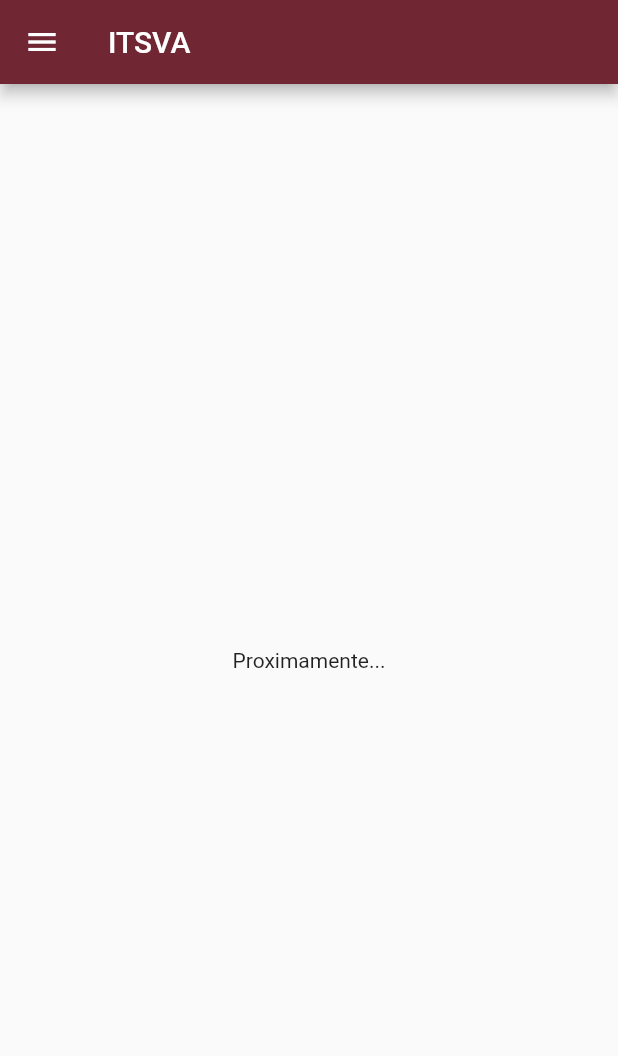
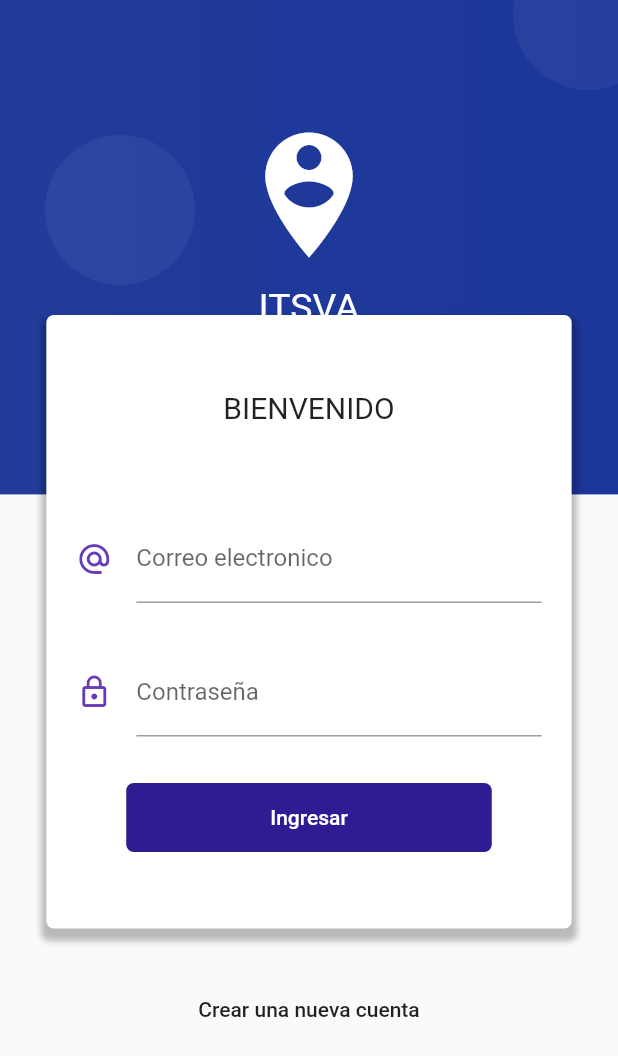
Before and after one commit to Marco-Chi-Castillo/app_flutter, a Flutter app: the screen it shows after launch, on a phone screen of 412 x 824 dp. Shown: the top 1056 px of the screen. Run offline on Flutter 3.47's test engine with Material 2 defaults, Android fonts, the phone set to English and light mode, and no system bars; our stand-ins replace image_picker, sqflite; accounts and stored records are empty; project files that could hold a hidden picture were left out.

Commit message:
Creacion de el login page y registro

```diff
--- a/lib/main.dart
+++ b/lib/main.dart
@@ -1,10 +1,11 @@
 import 'package:flutter/material.dart';
 import 'package:provider/provider.dart';
+import 'package:reservaciones_app/src/pages/login_page.dart';
 import 'package:reservaciones_app/src/providers/espacio_list_provider.dart';
 
 import 'package:reservaciones_app/src/routes/routes.dart';
 import 'package:reservaciones_app/src/utils/paletaColor_util.dart';
-import 'package:reservaciones_app/src/pages/error_page.dart';
+//import 'package:reservaciones_app/src/pages/error_page.dart';
 
 void main() => runApp(MyApp());
 
@@ -24,11 +25,11 @@ class MyApp extends StatelessWidget {
           }),
         ),
         debugShowCheckedModeBanner: false,
-        initialRoute: '/',
+        initialRoute: 'login',
         routes: getPages(),
         onGenerateRoute: (RouteSettings settings) {
           return MaterialPageRoute(
-              builder: (BuildContext context) => ErrorPage());
+              builder: (BuildContext context) => LoginPage());
         },
       ),
     );
--- /dev/null
+++ b/lib/src/pages/login_page.dart
@@ -0,0 +1,139 @@
+import 'package:flutter/material.dart';
+
+class LoginPage extends StatelessWidget {
+  @override
+  Widget build(BuildContext context) {
+    return Scaffold(
+        body: Stack(
+      children: <Widget>[_crearFondo(context), _loginForm(context)],
+    ));
+  }
+}
+
+Widget _loginForm(BuildContext context) {
+  final size = MediaQuery.of(context).size;
+  return SingleChildScrollView(
+      child: Column(children: <Widget>[
+    SafeArea(
+      child: Container(
+        height: 180.0,
+      ),
+    ),
+    Container(
+      width: size.width * 0.85,
+      margin: EdgeInsets.symmetric(vertical: 30.0),
+      padding: EdgeInsets.symmetric(vertical: 50.0),
+      decoration: BoxDecoration(
+          color: Colors.white,
+          borderRadius: BorderRadius.circular(5.0),
+          boxShadow: <BoxShadow>[
+            BoxShadow(
+                color: Colors.black26,
+                blurRadius: 3.0,
+                offset: Offset(0.0, 5.0),
+                spreadRadius: 3.0)
+          ]),
+      child: Column(
+        children: <Widget>[
+          Text("BIENVENIDO", style: TextStyle(fontSize: 20.0)),
+          SizedBox(height: 60.0),
+          _crearEmail(),
+          SizedBox(height: 30.0),
+          _crearPassword(),
+          SizedBox(height: 30.0),
+          _crearBoton(context)
+        ],
+      ),
+    ),
+    FlatButton(
+      child: Text('Crear una nueva cuenta'),
+      onPressed: () => Navigator.pushReplacementNamed(context, 'registro'),
+    ),
+    SizedBox(height: 100.0)
+  ]));
+}
+
+Widget _crearEmail() {
+  return Container(
+    padding: EdgeInsets.symmetric(horizontal: 20.0),
+    child: TextField(
+      keyboardType: TextInputType.emailAddress,
+      decoration: InputDecoration(
+        icon: Icon(Icons.alternate_email, color: Colors.deepPurple),
+        hintText: "example@tecnm.mx",
+        labelText: "Correo electronico",
+      ),
+    ),
+  );
+}
+
+Widget _crearPassword() {
+  return Container(
+    padding: EdgeInsets.symmetric(horizontal: 20.0),
+    child: TextField(
+      obscureText: true,
+      decoration: InputDecoration(
+        icon: Icon(Icons.lock_outline, color: Colors.deepPurple),
+        labelText: "Contraseña",
+      ),
+    ),
+  );
+}
+
+Widget _crearBoton(BuildContext context) {
+  return RaisedButton(
+    child: Container(
+        padding: EdgeInsets.symmetric(horizontal: 80.0, vertical: 15.0),
+        child: Text(
+          "Ingresar",
+        )),
+    shape: RoundedRectangleBorder(borderRadius: BorderRadius.circular(5.0)),
+    elevation: 0.0,
+    color: Colors.deepPurple[900],
+    textColor: Colors.white,
+    onPressed: () => Navigator.pushReplacementNamed(context, 'home'),
+  );
+}
+
+Widget _crearFondo(BuildContext context) {
+  final size = MediaQuery.of(context).size;
+
+  final fondoMorado = Container(
+    height: size.height * 0.4,
+    width: double.infinity,
+    decoration: BoxDecoration(
+        gradient: LinearGradient(colors: <Color>[
+      Color.fromRGBO(35, 60, 154, 1.0),
+      Color.fromRGBO(27, 54, 154, 1.0)
+    ])),
+  );
+
+  final circulo = Container(
+    width: 100.0,
+    height: 100.0,
+    decoration: BoxDecoration(
+        borderRadius: BorderRadius.circular(100.0),
+        color: Color.fromRGBO(255, 255, 255, 0.05)),
+  );
+
+  return Stack(
+    children: <Widget>[
+      fondoMorado,
+      Positioned(top: 90.0, left: 30.0, child: circulo),
+      Positioned(top: -40.0, right: -30.0, child: circulo),
+      Positioned(bottom: -50.0, right: -10.0, child: circulo),
+      Positioned(bottom: 120.0, right: 20.0, child: circulo),
+      Positioned(bottom: -50.0, right: -20.0, child: circulo),
+      Container(
+        padding: EdgeInsets.only(top: 80.0),
+        child: Column(
+          children: <Widget>[
+            Icon(Icons.person_pin_circle, color: Colors.white, size: 100.0),
+            SizedBox(height: 10.0, width: double.infinity),
+            Text("ITSVA", style: TextStyle(color: Colors.white, fontSize: 25.0))
+          ],
+        ),
+      )
+    ],
+  );
+}
--- a/lib/src/routes/routes.dart
+++ b/lib/src/routes/routes.dart
@@ -4,10 +4,14 @@ import 'package:reservaciones_app/src/pages/espacio_Formulario_page.dart';
 
 import 'package:reservaciones_app/src/pages/home_page.dart';
 import 'package:reservaciones_app/src/pages/espacios_page.dart';
+import 'package:reservaciones_app/src/pages/login_page.dart';
+import 'package:reservaciones_app/src/pages/registro_page.dart';
 
 Map<String, WidgetBuilder> getPages() {
   return <String, WidgetBuilder>{
-    '/': (BuildContext context) => HomePage(),
+    'login': (BuildContext context) => LoginPage(),
+    'registro': (BuildContext context) => RegistroPage(),
+    'home': (BuildContext context) => HomePage(),
     'espacios': (BuildContext context) => EspaciosPage(),
     'formEspacio': (BuildContext context) => FormEspacioPage(),
     'espacioDetalle': (BuildContext context) => EspacioDetalle(),
```
Also changed, not shown: lib/src/bloc/login_bloc.dart (added, +19 -0 lines), lib/src/pages/registro_page.dart (added, +184 -0 lines).
